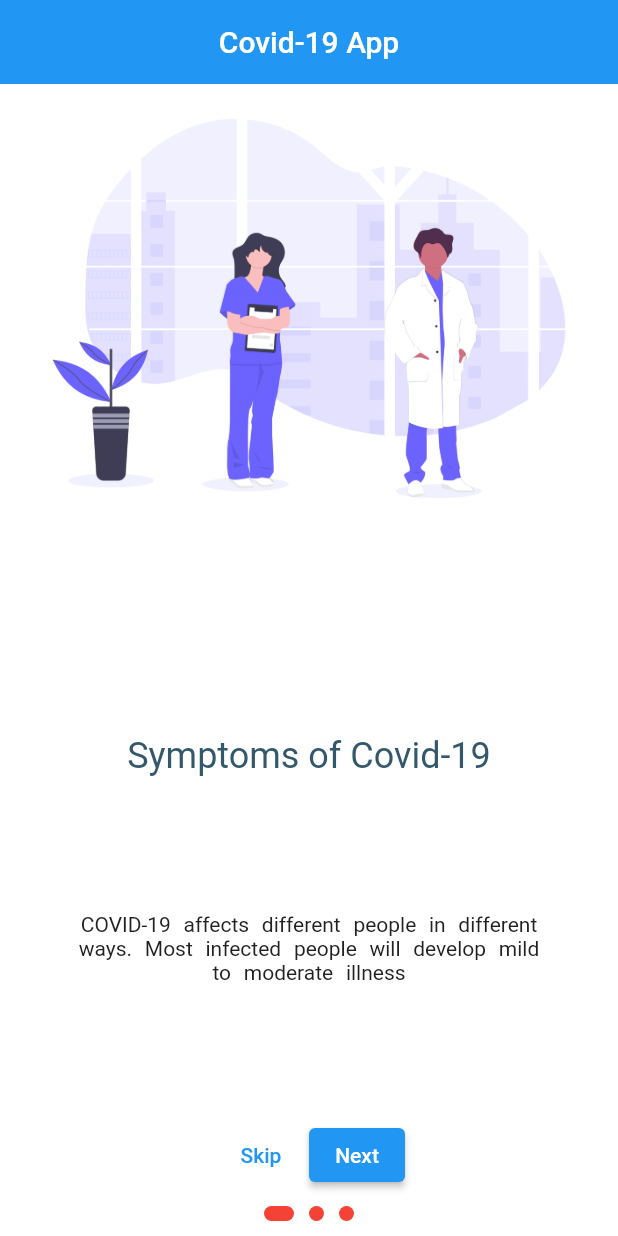
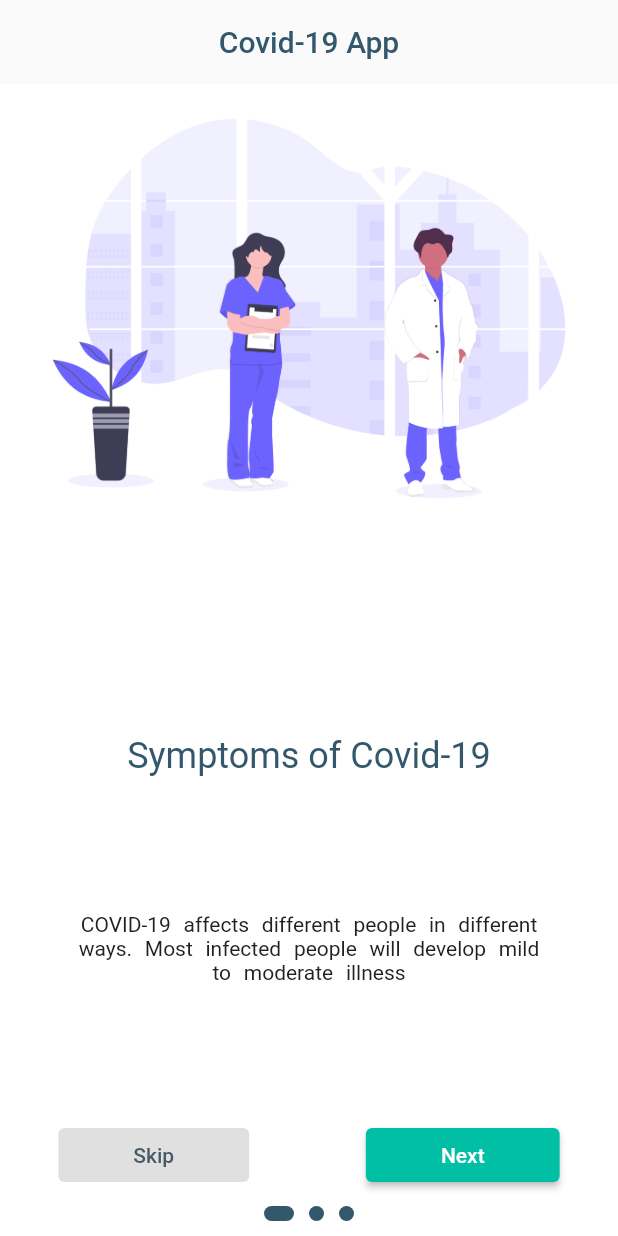
Before and after one commit to VBT-FlutterCamp/Ruchan_Adiguzel_Covid-App, a Flutter app: the screen it shows after launch, on a phone screen of 412 x 824 dp. Run offline on Flutter 3.47's test engine with Material 2 defaults, Android fonts, the phone set to English and light mode, and no system bars.

Commit message:
Code more clean now

```diff
--- a/covid_app/lib/AppConstants/app_constants.dart
+++ b/covid_app/lib/AppConstants/app_constants.dart
@@ -8,12 +8,13 @@ class AppConstants {
   static String nextText = "Next";
   static String skipText = "Skip";
   static String continueText = "Continue";
+  static String appBarTextSplash = "Covid-19 App";
 //END OF STRING CONSTANTS
 
 //COLOR CONSTANTS BEGIN
   static Color? greenish = Colors.tealAccent[700];
-  // static Color? background = Colors.blueGrey[700];
-  static Color? background = Colors.white;
+  static Color labelTextColor = Color(0xFF33586c);
+  static Color background = Colors.white;
 
 //END OF COLOR CONSTANTS
 
--- a/covid_app/lib/Views/splash_screen.dart
+++ b/covid_app/lib/Views/splash_screen.dart
@@ -6,7 +6,7 @@ import 'package:flutter/material.dart';
 import 'other_screen.dart';
 
 class SplashScreen extends StatefulWidget {
-  SplashScreen({Key? key}) : super(key: key);
+  const SplashScreen({Key? key}) : super(key: key);
 
   @override
   State<SplashScreen> createState() => _SplashScreenState();
@@ -37,8 +37,7 @@ class _SplashScreenState extends State<SplashScreen> {
       ));
     }
     _pageContr.nextPage(
-        duration: Duration(milliseconds: 200), curve: Curves.bounceIn);
-    print(currentIndex);
+        duration: Duration(milliseconds: 300), curve: Curves.bounceIn);
   }
 
   void skipPage() {
@@ -56,18 +55,10 @@ class _SplashScreenState extends State<SplashScreen> {
             child: PageViewBuilder(),
           ),
           Row(
-            mainAxisAlignment: MainAxisAlignment.center,
+            mainAxisAlignment: MainAxisAlignment.spaceAround,
             children: [
-              TextButton(
-                onPressed: currentIndex == models.length - 1 ? null : skipPage,
-                child: Text("Skip"),
-              ),
-              ElevatedButton(
-                onPressed: nextPage,
-                child: Text(currentIndex == models.length - 1
-                    ? AppConstants.continueText
-                    : AppConstants.nextText),
-              ),
+              SkipButtonMethod(),
+              NextButtonMethod(),
             ],
           ),
           Row(
@@ -80,9 +71,40 @@ class _SplashScreenState extends State<SplashScreen> {
     );
   }
 
+  ElevatedButton SkipButtonMethod() {
+    return ElevatedButton(
+      onPressed: currentIndex == models.length - 1 ? null : skipPage,
+      child: Text(
+        AppConstants.skipText,
+        style: TextStyle(color: Colors.blueGrey[700]),
+      ),
+      style: ButtonStyle(
+        padding: MaterialStateProperty.all<EdgeInsetsGeometry>(
+            EdgeInsets.symmetric(horizontal: Values.MEDIUM.multiplyValues(5))),
+        backgroundColor: MaterialStateProperty.all<Color>(Colors.black12),
+        elevation: MaterialStateProperty.all<double>(0),
+      ),
+    );
+  }
+
+  ElevatedButton NextButtonMethod() {
+    return ElevatedButton(
+      onPressed: nextPage,
+      child: Text(currentIndex == models.length - 1
+          ? AppConstants.continueText
+          : AppConstants.nextText),
+      style: ButtonStyle(
+        padding: MaterialStateProperty.all<EdgeInsetsGeometry>(
+            EdgeInsets.symmetric(horizontal: Values.MEDIUM.multiplyValues(5))),
+        backgroundColor: MaterialStateProperty.all<Color>(
+            AppConstants.greenish ?? Colors.amber),
+      ),
+    );
+  }
+
   Widget buildPageIndicator(int index) {
     return AnimatedContainer(
-      duration: Duration(milliseconds: 200),
+      duration: const Duration(milliseconds: 200),
       margin: EdgeInsets.symmetric(
           horizontal: Values.LOW.getValues, vertical: Values.MEDIUM.getValues),
       height: Values.MEDIUM.getValues,
@@ -91,7 +113,7 @@ class _SplashScreenState extends State<SplashScreen> {
           : AppConstants.MEDIUM_VALUE,
       decoration: BoxDecoration(
           borderRadius: BorderRadius.circular(AppConstants.BIG_VALUE),
-          color: Colors.red),
+          color: AppConstants.labelTextColor),
     );
   }
 
@@ -161,7 +183,7 @@ class _SplashScreenState extends State<SplashScreen> {
           style: Theme.of(context)
               .textTheme
               .headline5!
-              .copyWith(color: const Color(0xFF33586c)),
+              .copyWith(color: AppConstants.labelTextColor),
         ),
       ),
     );
--- a/covid_app/lib/main.dart
+++ b/covid_app/lib/main.dart
@@ -1,3 +1,4 @@
+import 'package:covid_app/AppConstants/app_constants.dart';
 import 'package:covid_app/Views/splash_screen.dart';
 import 'package:flutter/material.dart';
 
@@ -11,8 +12,12 @@ class MyApp extends StatelessWidget {
       home: Scaffold(
           appBar: AppBar(
             centerTitle: true,
-            title: Text('Covid-19 App'),
+            title: Text(
+              AppConstants.appBarTextSplash,
+              style: TextStyle(color: AppConstants.labelTextColor),
+            ),
             elevation: 0,
+            backgroundColor: Colors.transparent,
           ),
           body: SplashScreen()),
     );
```
